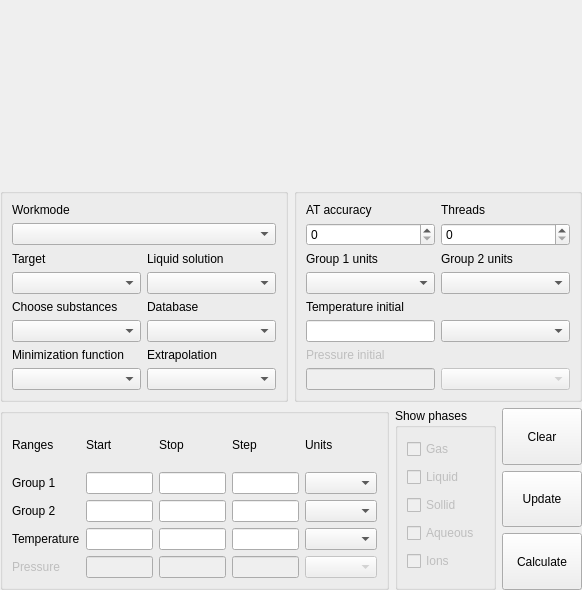
The window that src/calculationparameters.ui (alexonemore/atc) describes before a commit, drawn with Qt 5.
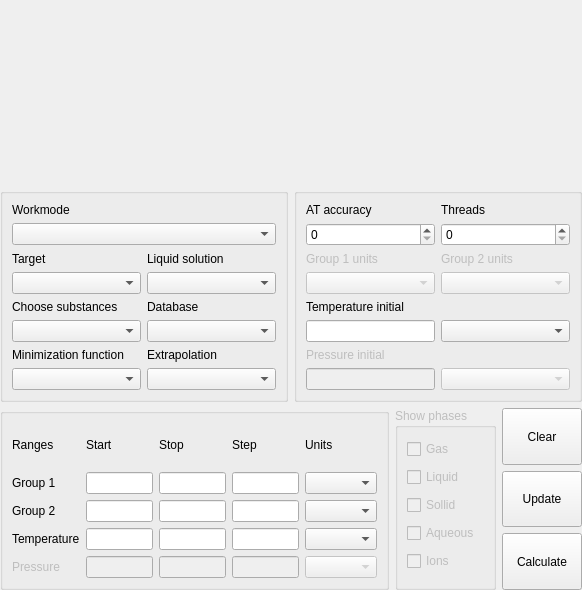
The same window after the commit. Custom widgets are drawn as their Qt base class.

What changed in the file:
```diff
--- a/src/calculationparameters.ui
+++ b/src/calculationparameters.ui
@@ -181,6 +181,9 @@
         </item>
         <item row="2" column="0">
          <widget class="QLabel" name="label_7">
+          <property name="enabled">
+           <bool>false</bool>
+          </property>
           <property name="text">
            <string>Group 1 units</string>
           </property>
@@ -190,7 +193,11 @@
          </widget>
         </item>
         <item row="3" column="1">
-         <widget class="QComboBox" name="group2_units"/>
+         <widget class="QComboBox" name="group2_units">
+          <property name="enabled">
+           <bool>false</bool>
+          </property>
+         </widget>
         </item>
         <item row="7" column="0">
          <widget class="QLineEdit" name="pressure_initial">
@@ -226,10 +233,17 @@
          </widget>
         </item>
         <item row="3" column="0">
-         <widget class="QComboBox" name="group1_units"/>
+         <widget class="QComboBox" name="group1_units">
+          <property name="enabled">
+           <bool>false</bool>
+          </property>
+         </widget>
         </item>
         <item row="2" column="1">
          <widget class="QLabel" name="label_8">
+          <property name="enabled">
+           <bool>false</bool>
+          </property>
           <property name="text">
            <string>Group 2 units</string>
           </property>
@@ -492,6 +506,9 @@
      </item>
      <item>
       <widget class="QGroupBox" name="groupBox_10">
+       <property name="enabled">
+        <bool>false</bool>
+       </property>
        <property name="sizePolicy">
         <sizepolicy hsizetype="Minimum" vsizetype="Preferred">
          <horstretch>1</horstretch>
```
